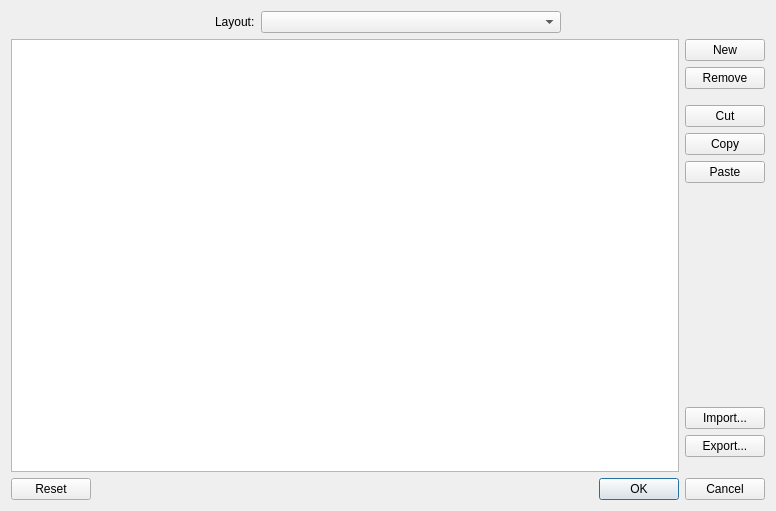
The window that app/settings/viewsdialog/viewsdialog.ui (rickysarraf-notmine/latte-dock) describes before a commit, drawn with Qt 5.
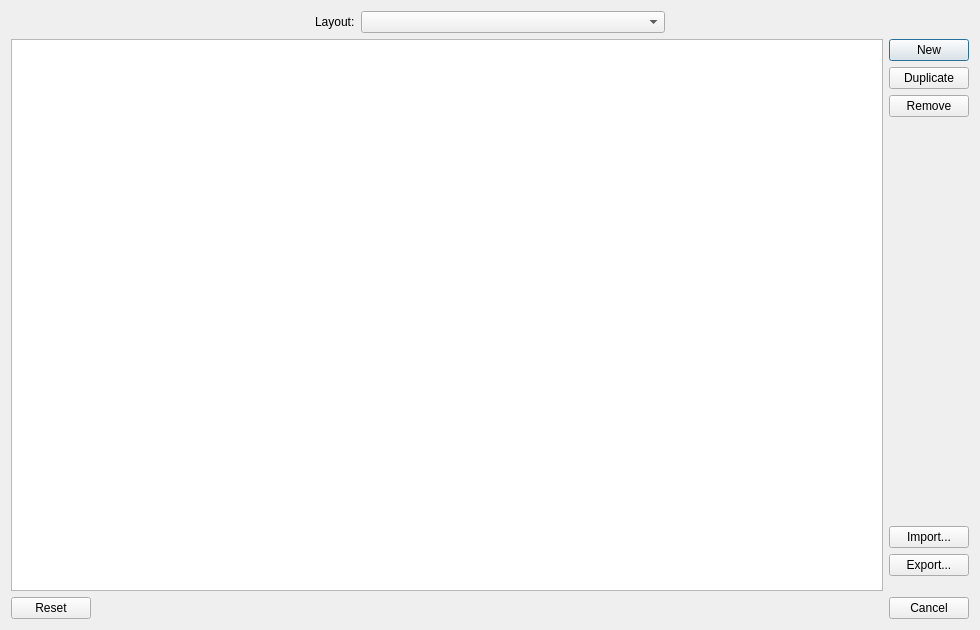
The same window after the commit. Icons and pictures are not drawn. Custom widgets are drawn as their Qt base class.

```diff
--- a/app/settings/viewsdialog/viewsdialog.ui
+++ b/app/settings/viewsdialog/viewsdialog.ui
@@ -6,8 +6,8 @@
    <rect>
     <x>0</x>
     <y>0</y>
-    <width>776</width>
-    <height>511</height>
+    <width>980</width>
+    <height>630</height>
    </rect>
   </property>
   <property name="windowTitle">
@@ -87,7 +87,41 @@
           <number>6</number>
          </property>
          <item row="1" column="0">
-          <widget class="QTableView" name="viewsTable"/>
+          <widget class="Latte::Settings::View::ViewsTableView" name="viewsTable">
+           <property name="contextMenuPolicy">
+            <enum>Qt::ActionsContextMenu</enum>
+           </property>
+           <property name="alternatingRowColors">
+            <bool>true</bool>
+           </property>
+           <property name="selectionMode">
+            <enum>QAbstractItemView::ExtendedSelection</enum>
+           </property>
+           <property name="selectionBehavior">
+            <enum>QAbstractItemView::SelectRows</enum>
+           </property>
+           <property name="showGrid">
+            <bool>true</bool>
+           </property>
+           <attribute name="horizontalHeaderVisible">
+            <bool>true</bool>
+           </attribute>
+           <attribute name="horizontalHeaderCascadingSectionResizes">
+            <bool>true</bool>
+           </attribute>
+           <attribute name="horizontalHeaderHighlightSections">
+            <bool>false</bool>
+           </attribute>
+           <attribute name="horizontalHeaderShowSortIndicator" stdset="0">
+            <bool>true</bool>
+           </attribute>
+           <attribute name="verticalHeaderVisible">
+            <bool>false</bool>
+           </attribute>
+           <attribute name="verticalHeaderHighlightSections">
+            <bool>false</bool>
+           </attribute>
+          </widget>
          </item>
          <item row="1" column="2">
           <layout class="QVBoxLayout" name="buttonsLayout">
@@ -108,6 +142,17 @@
              </property>
             </widget>
            </item>
+           <item>
+            <widget class="QPushButton" name="duplicateBtn">
+             <property name="text">
+              <string>Duplicate</string>
+             </property>
+             <property name="icon">
+              <iconset theme="edit-copy">
+               <normaloff>.</normaloff>.</iconset>
+             </property>
+            </widget>
+           </item>
            <item>
             <widget class="QPushButton" name="removeBtn">
              <property name="text">
@@ -119,55 +164,6 @@
              </property>
             </widget>
            </item>
-           <item>
-            <spacer name="verticalSpacer">
-             <property name="orientation">
-              <enum>Qt::Vertical</enum>
-             </property>
-             <property name="sizeType">
-              <enum>QSizePolicy::Fixed</enum>
-             </property>
-             <property name="sizeHint" stdset="0">
-              <size>
-               <width>20</width>
-               <height>10</height>
-              </size>
-             </property>
-            </spacer>
-           </item>
-           <item>
-            <widget class="QPushButton" name="cutBtn">
-             <property name="text">
-              <string notr="true">Cut</string>
-             </property>
-             <property name="icon">
-              <iconset theme="edit-cut">
-               <normaloff>.</normaloff>.</iconset>
-             </property>
-            </widget>
-           </item>
-           <item>
-            <widget class="QPushButton" name="copyBtn">
-             <property name="text">
-              <string notr="true">Copy</string>
-             </property>
-             <property name="icon">
-              <iconset theme="edit-copy">
-               <normaloff>.</normaloff>.</iconset>
-             </property>
-            </widget>
-           </item>
-           <item>
-            <widget class="QPushButton" name="pasteBtn">
-             <property name="text">
-              <string notr="true">Paste</string>
-             </property>
-             <property name="icon">
-              <iconset theme="edit-paste">
-               <normaloff>.</normaloff>.</iconset>
-             </property>
-            </widget>
-           </item>
            <item>
             <spacer name="verticalSpacer_2">
              <property name="orientation">
@@ -236,7 +232,7 @@
       <enum>Qt::Horizontal</enum>
      </property>
      <property name="standardButtons">
-      <set>QDialogButtonBox::Cancel|QDialogButtonBox::Ok|QDialogButtonBox::Reset</set>
+      <set>QDialogButtonBox::Cancel|QDialogButtonBox::Reset</set>
      </property>
     </widget>
    </item>
@@ -248,6 +244,11 @@
    <extends>QComboBox</extends>
    <header>settings/generic/layoutscombobox.h</header>
   </customwidget>
+  <customwidget>
+   <class>Latte::Settings::View::ViewsTableView</class>
+   <extends>QTableView</extends>
+   <header>settings/viewsdialog/viewstableview.h</header>
+  </customwidget>
  </customwidgets>
  <resources/>
  <connections>
```
